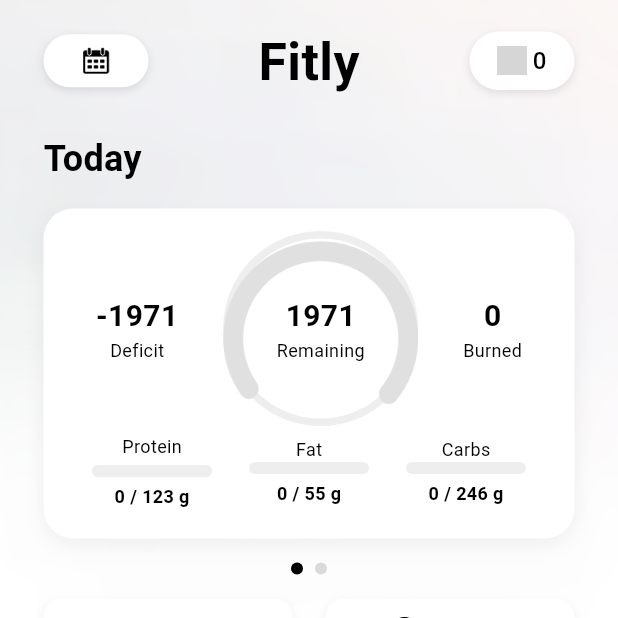
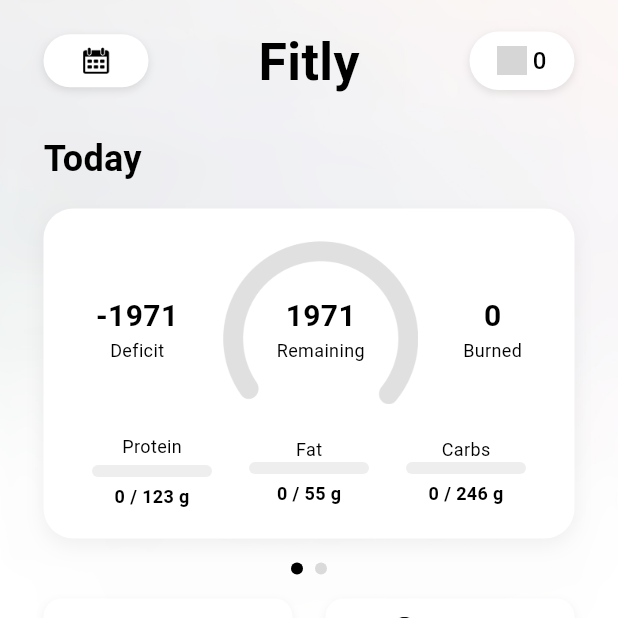
Before and after one commit to FitlyDeveloper/trissafe, a Flutter app: the CodiaPage screen opened directly, on a phone screen of 412 x 824 dp, the top half of it. Run offline on Flutter 3.47's test engine with Material 3 defaults, Android fonts, the phone set to English and light mode, and no system bars; our stand-ins replace camera, cloud_functions, device_preview, dotted_border, firebase_auth, firebase_core and 6 more; missing offline and left inert: dart:html, dart:js, health; accounts and stored records are empty; Roboto replaces fonts that are missing (SF Pro Display); grey boxes are pictures that could not be loaded.

Commit message:
Change 'Fitly1' back to 'Fitly' and add calories consumption progress ring

```diff
--- a/lib/Features/codia/codia_page.dart
+++ b/lib/Features/codia/codia_page.dart
@@ -2154,21 +2154,7 @@
                 child: Stack(
                   alignment: Alignment.center,
                   children: [
-                    // Custom progress ring that fills as calories are consumed
-                    CustomPaint(
-                      size: Size(130, 130),
-                      painter: CircleProgressPainter(
-                        progress: targetCalories > 0
-                            ? (consumedCalories / targetCalories)
-                                .clamp(0.0, 1.0)
-                            : 0.0,
-                        progressColor: Colors.black,
-                        backgroundColor: Color(0xFFEEEEEE),
-                        strokeWidth: 5.0,
-                      ),
-                    ),
-
-                    // Circle image for added visual effect
+                    // Circle image as background
                     Transform.translate(
                       offset:
                           Offset(0, -3.9), // Move up by 3% (130 * 0.03 = 3.9)
@@ -2177,6 +2163,33 @@
                         width: 130,
                         height: 130,
                         fit: BoxFit.contain,
+                      ),
+                    ),
+
+                    // Add a progress indicator on top
+                    Transform.translate(
+                      offset:
+                          Offset(0, -3.9), // Match offset of background image
+                      child: SizedBox(
+                        width: 130,
+                        height: 130,
+                        child: CustomPaint(
+                          painter: CircleProgressPainter(
+                            // Show progress of consumption as a ring
+                            // As user eats more, the ring fills up
+                            // When the user has eaten all calories, the ring is 100% filled
+                            progress: targetCalories > 0
+                                ? (consumedCalories / targetCalories)
+                                    .clamp(0.0, 1.0)
+                                : 0.0,
+                            progressColor: Colors.black.withOpacity(0.8),
+                            backgroundColor: Colors.transparent,
+                            strokeWidth:
+                                9.0, // Match the stroke width in circle.png
+                          ),
+                          child:
+                              Container(), // Empty container for the CustomPaint
+                        ),
                       ),
                     ),
 
@@ -2625,34 +2638,32 @@
     final center = Offset(size.width / 2, size.height / 2);
     final radius = (size.width - strokeWidth) / 2;
 
-    // Draw background circle
+    // Draw background circle if needed
+    if (backgroundColor != Colors.transparent) {
       final backgroundPaint = Paint()
         ..color = backgroundColor
         ..style = PaintingStyle.stroke
         ..strokeWidth = strokeWidth;
 
       canvas.drawCircle(center, radius, backgroundPaint);
-
-    // Draw progress arc - clockwise from the top
-    if (progress > 0) {
+    }
+
+    // Draw progress arc
     final progressPaint = Paint()
       ..color = progressColor
       ..style = PaintingStyle.stroke
       ..strokeWidth = strokeWidth
       ..strokeCap = StrokeCap.round;
 
-      // Calculate sweep angle - note that we're drawing clockwise from top
-      // Progress of 1.0 means a full circle (2*pi radians)
     final sweepAngle = 2 * math.pi * progress;
 
     canvas.drawArc(
       Rect.fromCircle(center: center, radius: radius),
-        -math.pi / 2, // Start at top (negative pi/2)
+      -math.pi / 2, // Start from top
       sweepAngle,
       false,
       progressPaint,
     );
-    }
   }
 
   @override
```
Lines whose indentation alone changed are shown as unchanged.
